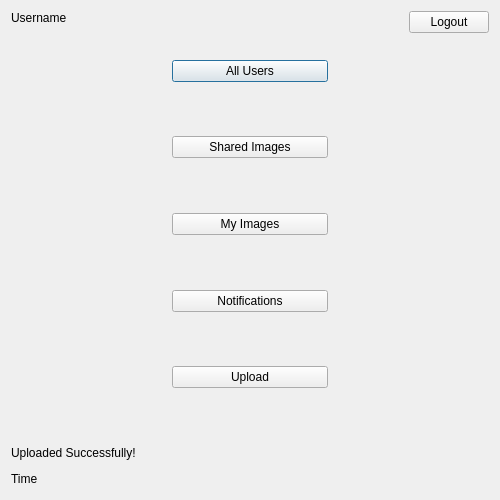
Before: the Qt Designer form seconddialog.ui in hassan-kandil/DistImage, drawn with Qt 5.
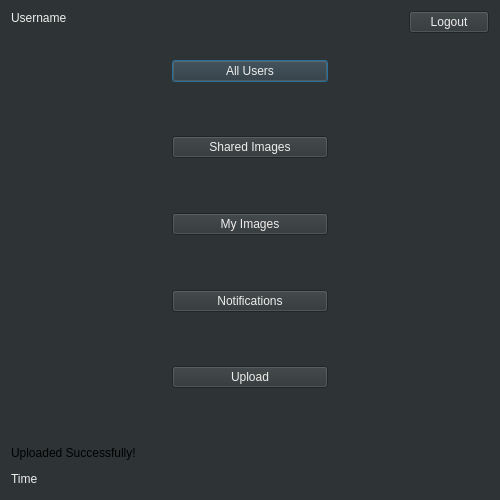
After: the same form once the commit is applied.

Patch:
```diff
--- a/seconddialog.ui
+++ b/seconddialog.ui
@@ -13,6 +13,10 @@
   <property name="windowTitle">
    <string>DistImage</string>
   </property>
+  <property name="styleSheet">
+   <string notr="true">background-color: rgb(46, 52, 54)
+</string>
+  </property>
   <layout class="QVBoxLayout" name="verticalLayout_4">
    <item>
     <layout class="QHBoxLayout" name="horizontalLayout_3">
@@ -20,6 +24,9 @@
       <layout class="QVBoxLayout" name="verticalLayout_3">
        <item>
         <widget class="QLabel" name="lbl_user">
+         <property name="styleSheet">
+          <string notr="true">color: rgb(238, 238, 236)</string>
+         </property>
          <property name="text">
           <string>Username</string>
          </property>
@@ -70,6 +77,9 @@
        </item>
        <item>
         <widget class="QPushButton" name="push_users">
+         <property name="styleSheet">
+          <string notr="true">color: rgb(238, 238, 236)</string>
+         </property>
          <property name="text">
           <string>All Users</string>
          </property>
@@ -90,6 +100,9 @@
        </item>
        <item>
         <widget class="QPushButton" name="push_shared">
+         <property name="styleSheet">
+          <string notr="true">color: rgb(238, 238, 236)</string>
+         </property>
          <property name="text">
           <string>Shared Images</string>
          </property>
@@ -110,6 +123,9 @@
        </item>
        <item>
         <widget class="QPushButton" name="push_images">
+         <property name="styleSheet">
+          <string notr="true">color: rgb(238, 238, 236)</string>
+         </property>
          <property name="text">
           <string>My Images</string>
          </property>
@@ -147,6 +163,9 @@
        </item>
        <item>
         <widget class="QPushButton" name="push_notifications">
+         <property name="styleSheet">
+          <string notr="true">color: rgb(238, 238, 236)</string>
+         </property>
          <property name="text">
           <string>Notifications</string>
          </property>
@@ -167,6 +186,9 @@
        </item>
        <item>
         <widget class="QPushButton" name="push_upload">
+         <property name="styleSheet">
+          <string notr="true">color: rgb(238, 238, 236)</string>
+         </property>
          <property name="text">
           <string>Upload</string>
          </property>
@@ -206,6 +228,9 @@
          </item>
          <item>
           <widget class="QPushButton" name="push_logout">
+           <property name="styleSheet">
+            <string notr="true">color: rgb(238, 238, 236)</string>
+           </property>
            <property name="text">
             <string>Logout</string>
            </property>
@@ -271,6 +296,9 @@
     <layout class="QHBoxLayout" name="horizontalLayout_7">
      <item>
       <widget class="QLabel" name="lbl_time">
+       <property name="styleSheet">
+        <string notr="true">color: rgb(238, 238, 236)</string>
+       </property>
        <property name="text">
         <string>Time</string>
        </property>
```
